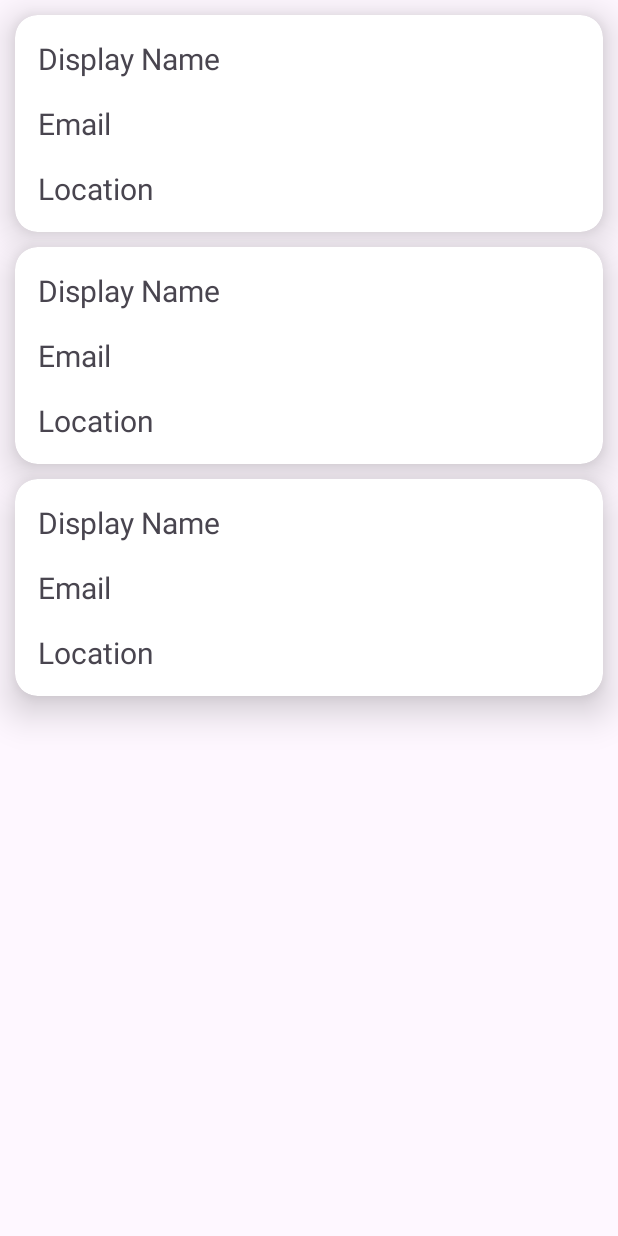
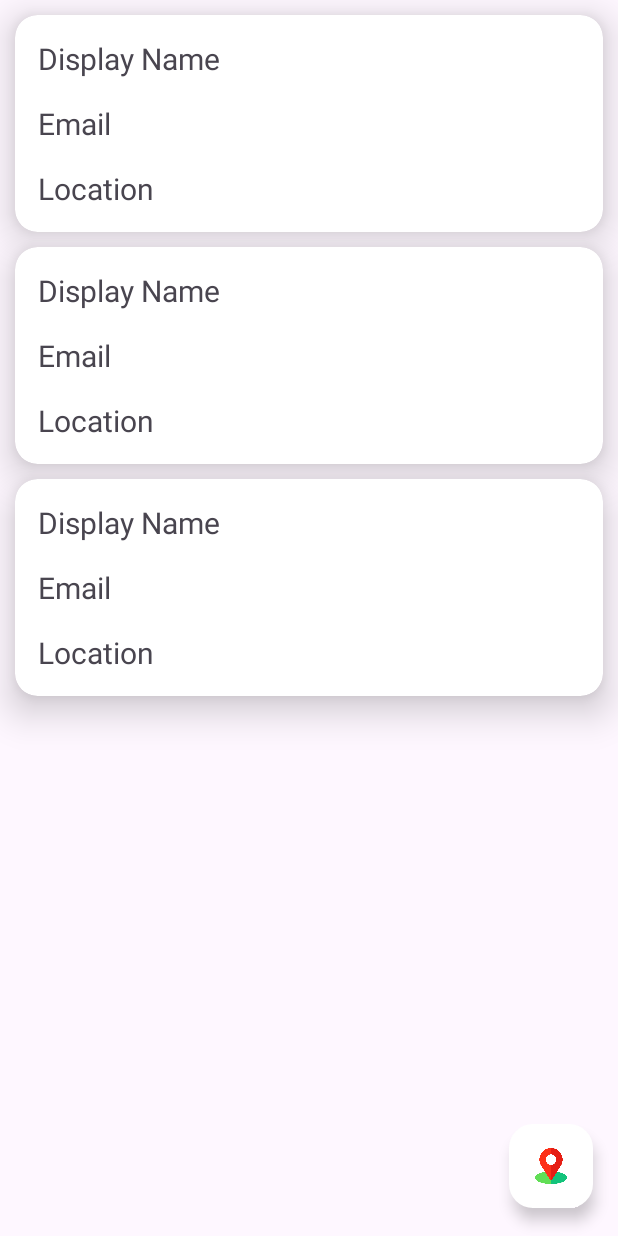
Before and after one commit to mahmudunnobi76/LocationSharingApp, an Android app: the layout activity_main.xml on its own in the app's theme, with its tools: preview values and no code run, on a phone screen of 412 x 824 dp. Run offline under Robolectric (Android 15) with nearby library versions, the phone set to English and light mode, and no system bars.

Commit message:
Show all location in map

```diff
--- a/app/build.gradle.kts
+++ b/app/build.gradle.kts
@@ -2,6 +2,7 @@ plugins {
     id("com.android.application")
     id("org.jetbrains.kotlin.android")
     id("com.google.gms.google-services")
+    id("com.google.android.libraries.mapsplatform.secrets-gradle-plugin")
 }
 
 android {
@@ -33,6 +34,9 @@ android {
     }
     kotlinOptions {
         jvmTarget = "1.8"
+    }
+    buildFeatures {
+        viewBinding = true
     }
 }
 
--- a/app/src/main/res/layout/activity_main.xml
+++ b/app/src/main/res/layout/activity_main.xml
@@ -16,4 +16,19 @@
         app:layout_constraintTop_toTopOf="parent"
         tools:listitem="@layout/item_user" />
 
+    <com.google.android.material.floatingactionbutton.FloatingActionButton
+        android:id="@+id/locationBtn"
+        android:layout_width="wrap_content"
+        android:layout_height="wrap_content"
+        android:src="@drawable/location"
+        app:tint="@null"
+        android:backgroundTint="@color/white"
+        app:layout_constraintBottom_toBottomOf="parent"
+        app:layout_constraintEnd_toEndOf="parent"
+        app:layout_constraintHorizontal_bias="0.954"
+        app:layout_constraintStart_toStartOf="parent"
+        app:layout_constraintTop_toTopOf="parent"
+        app:borderWidth="0dp"
+        app:layout_constraintVertical_bias="0.976" />
+
 </androidx.constraintlayout.widget.ConstraintLayout>
--- a/app/src/main/res/values/strings.xml
+++ b/app/src/main/res/values/strings.xml
@@ -1,3 +1,4 @@
 <resources>
     <string name="app_name">LocationSharingApp</string>
+    <string name="title_activity_maps">MapsActivity</string>
 </resources>
--- a/build.gradle.kts
+++ b/build.gradle.kts
@@ -7,4 +7,5 @@ buildscript {
 plugins {
     id("com.android.application") version "8.2.2" apply false
     id("org.jetbrains.kotlin.android") version "1.9.22" apply false
+    id("com.google.android.libraries.mapsplatform.secrets-gradle-plugin") version "2.0.1" apply false
 }
```
Also changed, not shown: app/src/main/AndroidManifest.xml (+24 -5 lines), app/src/main/java/org/freedu/locationsharingapp/MainActivity.kt (+10 -0 lines), app/src/main/java/org/freedu/locationsharingapp/MapsActivity.kt (added, +50 -0 lines), app/src/main/res/layout/activity_maps.xml (added, +20 -0 lines), app/src/main/res/drawable/location.png (added).
